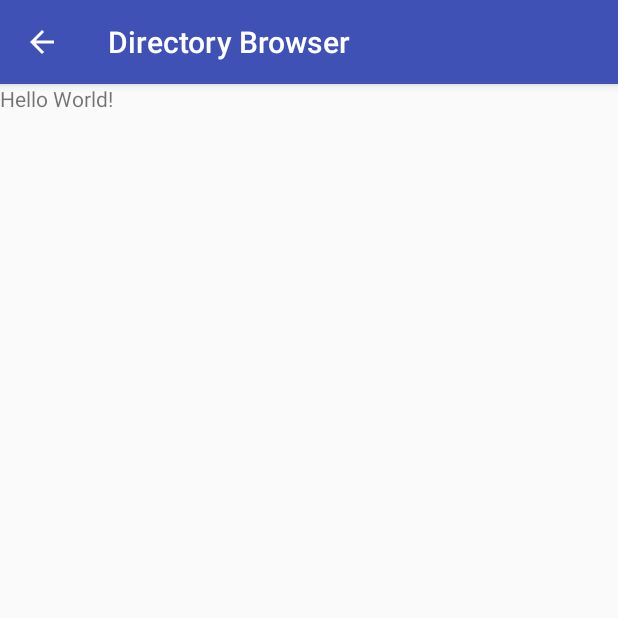
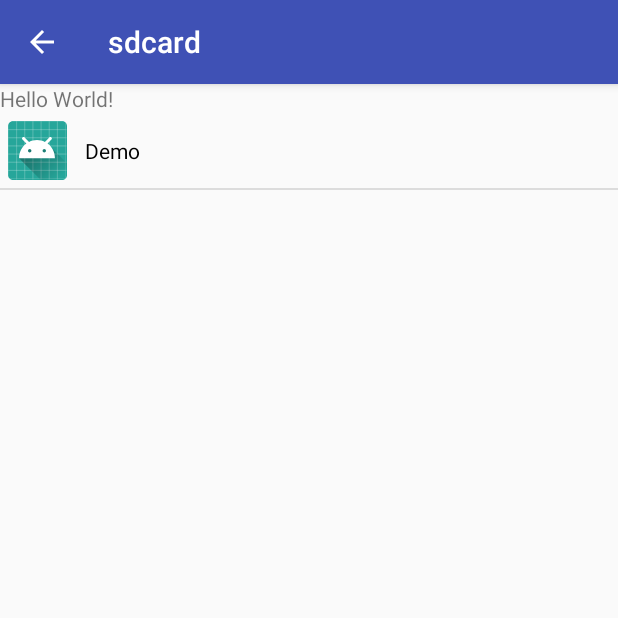
Before and after one commit to Deresius/DirectoryBrowser, an Android app: the screen it shows after launch (MainActivity), on a phone screen of 412 x 824 dp, the top half of it. Run offline under Robolectric (Android 15) with nearby library versions, the phone set to English and light mode, and no system bars; 9 statements that could not run were skipped.

Commit message:
Completed directory browsing and required associated icons, as well as back button implementation.

```diff
--- /dev/null
+++ b/app/src/main/java/com/example/david/directorybrowser/DirectoryArrayAdapter.java
@@ -0,0 +1,45 @@
+package com.example.david.directorybrowser;
+
+import android.content.Context;
+import android.view.LayoutInflater;
+import android.view.View;
+import android.view.ViewGroup;
+import android.widget.ArrayAdapter;
+import android.widget.ImageView;
+import android.widget.TextView;
+
+import java.util.ArrayList;
+
+/**
+ * Created by David on 1/25/2018.
+ */
+
+public class DirectoryArrayAdapter extends ArrayAdapter<DirectoryEntry>{
+
+    ArrayList<DirectoryEntry> directoryEntries = new ArrayList<>();
+
+    public DirectoryArrayAdapter(Context context, int textViewResourceId, ArrayList<DirectoryEntry> objects) {
+        super(context, textViewResourceId, objects);
+        directoryEntries = objects;
+    }
+
+    @Override
+    public int getCount() {
+        return super.getCount();
+    }
+
+    @Override
+    public View getView(int position, View convertView, ViewGroup parent) {
+
+        View view = convertView;
+        LayoutInflater inflater = (LayoutInflater) getContext().getSystemService(Context.LAYOUT_INFLATER_SERVICE);
+        view = inflater.inflate(R.layout.list_view_files, null);
+        TextView textView = (TextView) view.findViewById(R.id.textView);
+        ImageView imageView = (ImageView) view.findViewById(R.id.imageView);
+        textView.setText(directoryEntries.get(position).getName());
+        imageView.setImageResource(directoryEntries.get(position).getIcon());
+        return view;
+
+    }
+
+}
--- /dev/null
+++ b/app/src/main/java/com/example/david/directorybrowser/DirectoryBuilder.java
@@ -0,0 +1,44 @@
+package com.example.david.directorybrowser;
+
+import java.io.File;
+import java.util.ArrayList;
+import java.util.Collections;
+
+/**
+ * Created by David on 1/25/2018.
+ */
+
+public class DirectoryBuilder {
+
+    ArrayList<DirectoryEntry> directories;
+    ArrayList<DirectoryEntry> files;
+
+    public ArrayList<DirectoryEntry> buildDirectory(File[] allFiles) {
+        directories = new ArrayList<>();
+        files = new ArrayList<>();
+
+        for (File curr : allFiles) {
+
+            DirectoryEntry newEntry = new DirectoryEntry(curr.getName(), curr.getAbsolutePath(), curr.isDirectory());
+            if (newEntry.getPath().toLowerCase().endsWith("mp3")) {
+                newEntry.setIcon(R.drawable.mp3);
+            } else if (newEntry.getPath().toLowerCase().endsWith("txt")) {
+                newEntry.setIcon(R.drawable.txt);
+            } else if (newEntry.isDirectory()) {
+                newEntry.setIcon(R.drawable.folder_icon);
+            } else {
+                newEntry.setIcon(R.drawable.gen);
+            }
+
+            if (newEntry.isDirectory()) {
+                directories.add(newEntry);
+            } else {
+                files.add(newEntry);
+            }
+        }
+        Collections.sort(files);
+        Collections.sort(directories);
+        directories.addAll(files);
+        return directories;
+    }
+}
--- a/app/src/main/java/com/example/david/directorybrowser/MainActivity.java
+++ b/app/src/main/java/com/example/david/directorybrowser/MainActivity.java
@@ -4,23 +4,26 @@ import android.Manifest;
 import android.content.pm.PackageManager;
 import android.support.v7.app.AppCompatActivity;
 import android.os.Bundle;
+import android.view.MenuItem;
 import android.view.View;
 import android.widget.AdapterView;
 import android.widget.ArrayAdapter;
 import android.widget.ListView;
 
 import java.io.File;
+import java.util.ArrayList;
 import java.util.Collections;
 import java.util.List;
 
 public class MainActivity extends AppCompatActivity {
 
 
-    ListView listView ;
-    ArrayAdapter<File> adapter;
+    ListView listView;
     File[] currentFile;
-    List<File> directories;
-    List<File> files;
+    ArrayList<DirectoryEntry> entries;
+    DirectoryBuilder builder;
+    DirectoryEntry location;
+    String currentLocation;
 
 
     @Override
@@ -29,7 +32,71 @@ public class MainActivity extends AppCompatActivity {
         setContentView(R.layout.activity_main);
 
         getSupportActionBar().setDisplayHomeAsUpEnabled(true);
+        getSupportActionBar().setHomeButtonEnabled(true);
 
+        requestPermission();
+        location = null;
+
+        listView = (ListView) findViewById(R.id.DirectoryListView);
+
+        currentLocation = "/sdcard/";
+
+        this.setTitle(new File(currentLocation).getName());
+        currentFile = new File(currentLocation).listFiles();
+        builder = new DirectoryBuilder();
+        entries = builder.buildDirectory(currentFile);
+
+        updateView();
+
+
+        listView.setOnItemClickListener(new AdapterView.OnItemClickListener() {
+
+            @Override
+            public void onItemClick(AdapterView<?> parent, View view,
+                                    int position, long id) {
+
+                location = (DirectoryEntry) listView.getItemAtPosition(position);
+                currentFile = new File(location.getPath()).listFiles();
+
+                currentLocation = location.getPath();
+                entries = builder.buildDirectory(currentFile);
+
+                updateView();
+                updateTitle();
+
+            }
+        });
+    }
+
+    @Override
+    public boolean onOptionsItemSelected(MenuItem item) {
+        if (item.getItemId() == android.R.id.home) {
+
+            if (currentLocation.equals("/sdcard/" ) || currentLocation.equals("/sdcard")) {
+                onBackPressed();
+
+            }else {
+                String lastDirectory = currentLocation;
+
+                int index = lastDirectory.lastIndexOf("/");
+                if (index > 0) {
+                    lastDirectory = lastDirectory.substring(0, index);
+                }
+
+                currentFile = new File(lastDirectory).listFiles();
+                currentLocation = lastDirectory;
+                entries = builder.buildDirectory(currentFile);
+
+                updateView();
+                updateTitle();
+            }
+
+            return true;
+        }
+        return false;
+    }
+
+    private void requestPermission() {
         if (checkSelfPermission(Manifest.permission.READ_EXTERNAL_STORAGE)
                 != PackageManager.PERMISSION_GRANTED) {
 
@@ -40,60 +107,14 @@ public class MainActivity extends AppCompatActivity {
             requestPermissions(new String[]{Manifest.permission.READ_EXTERNAL_STORAGE},
                     1);
         }
-
-        listView = (ListView) findViewById(R.id.DirectoryListView);
-
-        currentFile = new File("/sdcard/").listFiles() ;
-
-        sortCurrentFile();
-        updateView();
-
-
-
-        listView.setOnItemClickListener(new AdapterView.OnItemClickListener() {
-
-            @Override
-            public void onItemClick(AdapterView<?> parent, View view,
-                                    int position, long id) {
-
-
-                int itemPosition     = position;
-
-                File location = (File)listView.getItemAtPosition(position);
-                currentFile = new File(location.getAbsolutePath()).listFiles();
-
-                updateView();
-
-               // Toast.makeText(getApplicationContext(),
-                 //       "Position :"+itemPosition+"  ListItem : " +itemValue , Toast.LENGTH_LONG)
-                   //     .show();
-            }
-        });
-    }
-
-    private void sortCurrentFile() {
-       // directories.clear();
-        //files.clear();
-        //for (File curr : currentFile) {
-          //  if (curr.isDirectory()) {
-            //    directories.add(curr);
-            //} else {
-              //  files.add(curr);
-            //}
-        //}
-        //Collections.sort(files);
-        //Collections.sort(directories);
-        //directories.addAll(files);
-        //directories.toArray(currentFile);
     }
 
     private void updateView() {
-        adapter = new ArrayAdapter<File>(this,
-                android.R.layout.simple_list_item_1, android.R.id.text1, currentFile);
-        listView.setAdapter(adapter);
+        DirectoryArrayAdapter mine = new DirectoryArrayAdapter(this, R.layout.list_view_files, entries);
+        listView.setAdapter(mine);
+    }
+    private void updateTitle() {
+        this.setTitle(currentLocation);
     }
 
-    private void TestUpload() {
-        int i = 1+3;
-    }
 }
--- /dev/null
+++ b/app/src/main/res/layout/list_view_files.xml
@@ -0,0 +1,25 @@
+<?xml version="1.0" encoding="utf-8"?>
+<LinearLayout xmlns:android="http://schemas.android.com/apk/res/android"
+    android:layout_width="match_parent"
+    android:layout_height="wrap_content"
+    android:orientation="horizontal">
+
+    <ImageView
+        android:id="@+id/imageView"
+        android:layout_width="50dp"
+        android:layout_height="50dp"
+        android:layout_centerInParent="true"
+        android:padding="5dp"
+        android:scaleType="fitXY"
+        android:src="@mipmap/ic_launcher" />
+
+
+    <TextView
+        android:id="@+id/textView"
+        android:layout_width="fill_parent"
+        android:layout_height="wrap_content"
+        android:layout_gravity="center"
+        android:text="Demo"
+        android:padding="10px"
+        android:textColor="#000" />
+</LinearLayout>
```
Also changed, not shown: app/src/main/java/com/example/david/directorybrowser/DirectoryEntry.java (added, +44 -0 lines), app/src/main/res/drawable/folder_icon.png (added), app/src/main/res/drawable/gen.png (added), app/src/main/res/drawable/mp3.png (added), app/src/main/res/drawable/txt.png (added).
